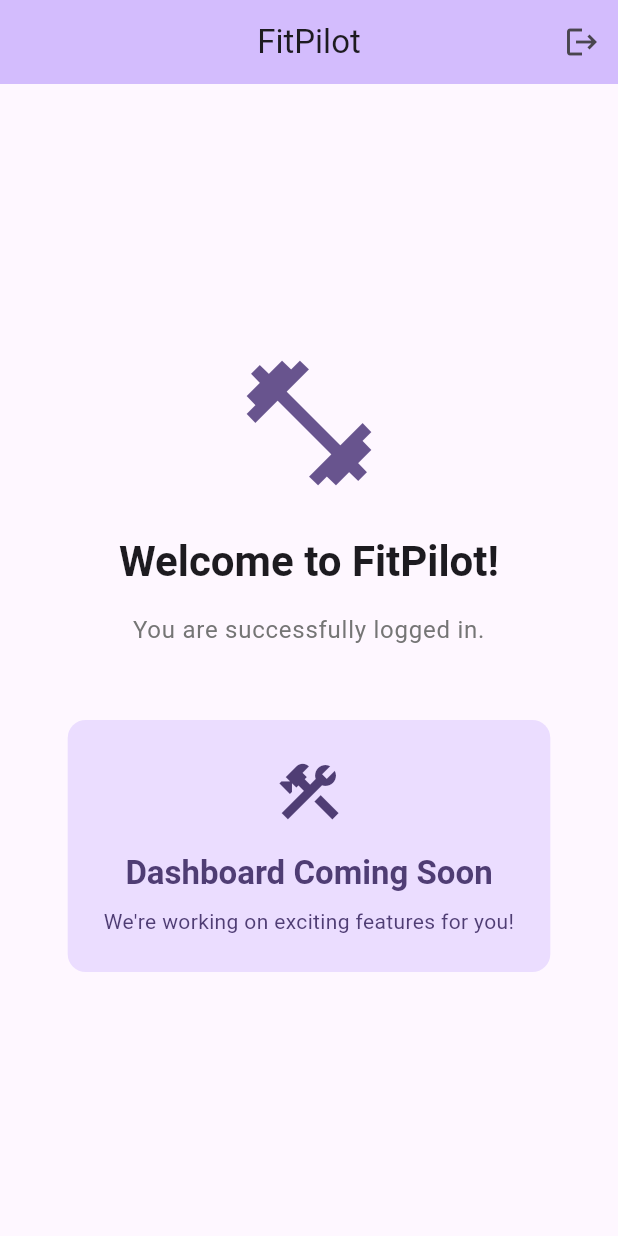
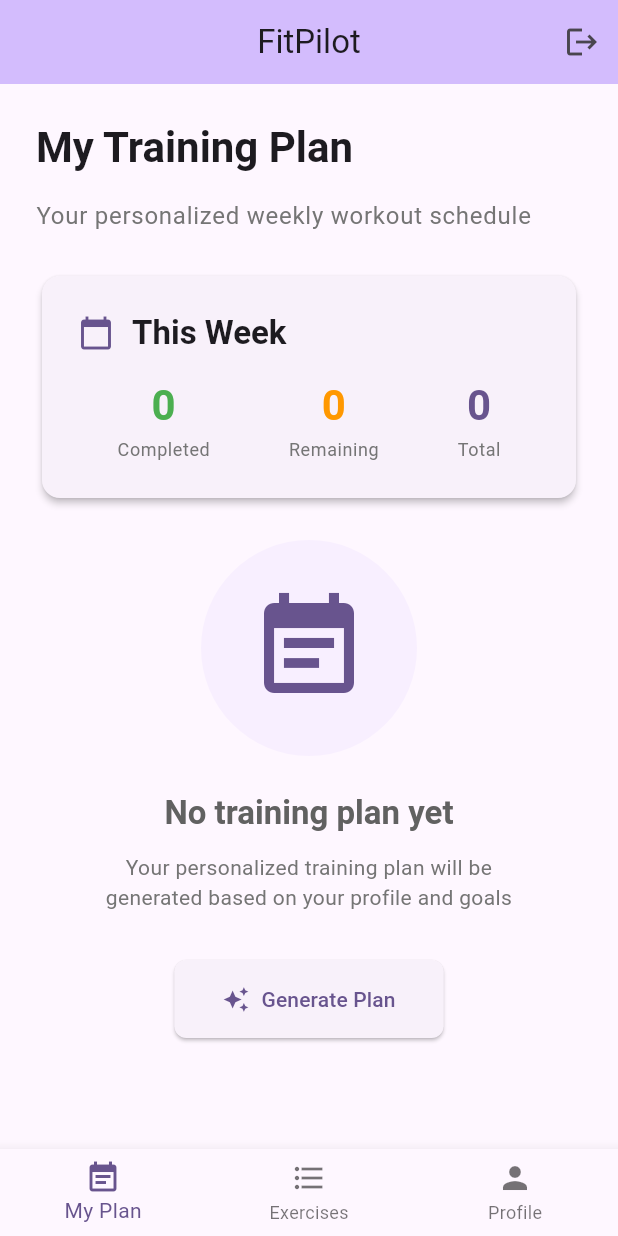
Before and after one commit to kmiszczynski/fitpilot, a Flutter app: the DashboardScreen screen opened by its route, on a phone screen of 412 x 824 dp. Run offline on Flutter 3.47's test engine with Material 3 defaults, Android fonts, the phone set to English and light mode, and no system bars; our stand-ins replace dartz, dio, equatable, flutter_secure_storage, font_awesome_flutter, freezed_annotation and 1 more; missing offline and left inert: amazon_cognito_identity_dart_2, flutter_appauth; accounts and stored records are empty.

Commit message:
added tabs on dashboard bottom.

```diff
--- a/lib/screens/dashboard_screen.dart
+++ b/lib/screens/dashboard_screen.dart
@@ -1,9 +1,11 @@
 import 'package:flutter/material.dart';
 import 'package:go_router/go_router.dart';
-import '../constants/app_constants.dart';
 import '../features/auth/data/datasources/auth_remote_datasource.dart';
 import '../features/auth/data/repositories/auth_repository_impl.dart';
 import '../features/auth/domain/repositories/auth_repository.dart';
+import 'my_plan_screen.dart';
+import 'exercise_list_screen.dart';
+import 'user_profile_screen.dart';
 
 class DashboardScreen extends StatefulWidget {
   const DashboardScreen({super.key});
@@ -14,6 +16,13 @@ class DashboardScreen extends StatefulWidget {
 
 class _DashboardScreenState extends State<DashboardScreen> {
   late final AuthRepository _authRepository;
+  int _selectedIndex = 0;
+
+  final List<Widget> _screens = const [
+    MyPlanScreen(),
+    ExerciseListScreen(),
+    UserProfileScreen(),
+  ];
 
   @override
   void initState() {
@@ -29,12 +38,31 @@ class _DashboardScreenState extends State<DashboardScreen> {
     context.go('/login');
   }
 
+  void _onItemTapped(int index) {
+    setState(() {
+      _selectedIndex = index;
+    });
+  }
+
+  String _getAppBarTitle() {
+    switch (_selectedIndex) {
+      case 0:
+        return 'FitPilot';
+      case 1:
+        return 'Exercises';
+      case 2:
+        return 'Profile';
+      default:
+        return 'FitPilot';
+    }
+  }
+
   @override
   Widget build(BuildContext context) {
     return Scaffold(
       appBar: AppBar(
         backgroundColor: Theme.of(context).colorScheme.inversePrimary,
-        title: const Text('FitPilot'),
+        title: Text(_getAppBarTitle()),
         actions: [
           IconButton(
             icon: const Icon(Icons.logout),
@@ -43,81 +71,24 @@ class _DashboardScreenState extends State<DashboardScreen> {
           ),
         ],
       ),
-      body: SafeArea(
-        child: Center(
-          child: Padding(
-            padding: const EdgeInsets.all(AppConstants.spacingLarge),
-            child: Column(
-              mainAxisAlignment: MainAxisAlignment.center,
-              children: [
-                Icon(
-                  Icons.fitness_center,
-                  size: 100,
-                  color: Theme.of(context).colorScheme.primary,
-                ),
-                const SizedBox(height: AppConstants.spacingLarge),
-
-                Text(
-                  'Welcome to FitPilot!',
-                  style: Theme.of(context).textTheme.headlineMedium?.copyWith(
-                        fontWeight: FontWeight.bold,
-                      ),
-                  textAlign: TextAlign.center,
-                ),
-                const SizedBox(height: AppConstants.spacingMedium),
-
-                Text(
-                  'You are successfully logged in.',
-                  style: Theme.of(context).textTheme.bodyLarge?.copyWith(
-                        color: Colors.grey[600],
-                      ),
-                  textAlign: TextAlign.center,
-                ),
-                const SizedBox(height: AppConstants.spacingXXLarge),
-
-                Container(
-                  padding: const EdgeInsets.all(AppConstants.spacingLarge),
-                  decoration: BoxDecoration(
-                    color: Theme.of(context).colorScheme.primaryContainer,
-                    borderRadius: BorderRadius.circular(
-                      AppConstants.borderRadiusLarge,
-                    ),
-                  ),
-                  child: Column(
-                    children: [
-                      Icon(
-                        Icons.construction,
-                        size: 48,
-                        color: Theme.of(context).colorScheme.onPrimaryContainer,
-                      ),
-                      const SizedBox(height: AppConstants.spacingMedium),
-
-                      Text(
-                        'Dashboard Coming Soon',
-                        style: Theme.of(context).textTheme.titleLarge?.copyWith(
-                              fontWeight: FontWeight.bold,
-                              color: Theme.of(context)
-                                  .colorScheme
-                                  .onPrimaryContainer,
-                            ),
-                      ),
-                      const SizedBox(height: 8),
-
-                      Text(
-                        'We\'re working on exciting features for you!',
-                        style: TextStyle(
-                          color:
-                              Theme.of(context).colorScheme.onPrimaryContainer,
-                        ),
-                        textAlign: TextAlign.center,
-                      ),
-                    ],
-                  ),
-                ),
-              ],
-            ),
+      body: _screens[_selectedIndex],
+      bottomNavigationBar: BottomNavigationBar(
+        currentIndex: _selectedIndex,
+        onTap: _onItemTapped,
+        items: const [
+          BottomNavigationBarItem(
+            icon: Icon(Icons.event_note),
+            label: 'My Plan',
           ),
-        ),
+          BottomNavigationBarItem(
+            icon: Icon(Icons.format_list_bulleted_outlined),
+            label: 'Exercises',
+          ),
+          BottomNavigationBarItem(
+            icon: Icon(Icons.person),
+            label: 'Profile',
+          ),
+        ],
       ),
     );
   }
--- /dev/null
+++ b/lib/screens/my_plan_screen.dart
@@ -0,0 +1,187 @@
+import 'package:flutter/material.dart';
+import '../constants/app_constants.dart';
+
+class MyPlanScreen extends StatelessWidget {
+  const MyPlanScreen({super.key});
+
+  @override
+  Widget build(BuildContext context) {
+    return Scaffold(
+      body: SafeArea(
+        child: SingleChildScrollView(
+          padding: const EdgeInsets.all(AppConstants.spacingLarge),
+          child: Column(
+            crossAxisAlignment: CrossAxisAlignment.start,
+            children: [
+              Text(
+                'My Training Plan',
+                style: Theme.of(context).textTheme.headlineMedium?.copyWith(
+                      fontWeight: FontWeight.bold,
+                    ),
+              ),
+              const SizedBox(height: AppConstants.spacingMedium),
+
+              Text(
+                'Your personalized weekly workout schedule',
+                style: Theme.of(context).textTheme.bodyLarge?.copyWith(
+                      color: Colors.grey[600],
+                    ),
+              ),
+              const SizedBox(height: AppConstants.spacingLarge),
+
+              // Weekly Overview Card
+              Card(
+                elevation: 2,
+                child: Padding(
+                  padding: const EdgeInsets.all(AppConstants.spacingLarge),
+                  child: Column(
+                    crossAxisAlignment: CrossAxisAlignment.start,
+                    children: [
+                      Row(
+                        children: [
+                          Icon(
+                            Icons.calendar_today,
+                            color: Theme.of(context).colorScheme.primary,
+                          ),
+                          const SizedBox(width: AppConstants.spacingSmall),
+                          Text(
+                            'This Week',
+                            style: Theme.of(context)
+                                .textTheme
+                                .titleLarge
+                                ?.copyWith(
+                                  fontWeight: FontWeight.bold,
+                                ),
+                          ),
+                        ],
+                      ),
+                      const SizedBox(height: AppConstants.spacingMedium),
+
+                      Row(
+                        mainAxisAlignment: MainAxisAlignment.spaceAround,
+                        children: [
+                          _StatCard(
+                            label: 'Completed',
+                            value: '0',
+                            color: Colors.green,
+                          ),
+                          _StatCard(
+                            label: 'Remaining',
+                            value: '0',
+                            color: Colors.orange,
+                          ),
+                          _StatCard(
+                            label: 'Total',
+                            value: '0',
+                            color: Theme.of(context).colorScheme.primary,
+                          ),
+                        ],
+                      ),
+                    ],
+                  ),
+                ),
+              ),
+              const SizedBox(height: AppConstants.spacingLarge),
+
+              // Placeholder for training plan
+              Center(
+                child: Column(
+                  mainAxisAlignment: MainAxisAlignment.center,
+                  children: [
+                    Container(
+                      padding: const EdgeInsets.all(AppConstants.spacingXLarge),
+                      decoration: BoxDecoration(
+                        color: Theme.of(context)
+                            .colorScheme
+                            .primaryContainer
+                            .withOpacity(0.3),
+                        shape: BoxShape.circle,
+                      ),
+                      child: Icon(
+                        Icons.event_note,
+                        size: 80,
+                        color: Theme.of(context).colorScheme.primary,
+                      ),
+                    ),
+                    const SizedBox(height: AppConstants.spacingLarge),
+
+                    Text(
+                      'No training plan yet',
+                      style: Theme.of(context).textTheme.titleLarge?.copyWith(
+                            color: Colors.grey[700],
+                            fontWeight: FontWeight.bold,
+                          ),
+                    ),
+                    const SizedBox(height: AppConstants.spacingSmall),
+
+                    Padding(
+                      padding: const EdgeInsets.symmetric(
+                        horizontal: AppConstants.spacingXLarge,
+                      ),
+                      child: Text(
+                        'Your personalized training plan will be generated based on your profile and goals',
+                        style: Theme.of(context).textTheme.bodyMedium?.copyWith(
+                              color: Colors.grey[600],
+                            ),
+                        textAlign: TextAlign.center,
+                      ),
+                    ),
+                    const SizedBox(height: AppConstants.spacingXLarge),
+
+                    ElevatedButton.icon(
+                      onPressed: () {
+                        // TODO: Generate training plan
+                      },
+                      icon: const Icon(Icons.auto_awesome),
+                      label: const Text('Generate Plan'),
+                      style: ElevatedButton.styleFrom(
+                        padding: const EdgeInsets.symmetric(
+                          horizontal: AppConstants.spacingXLarge,
+                          vertical: AppConstants.spacingMedium,
+                        ),
+                      ),
+                    ),
+                  ],
+                ),
+              ),
+            ],
+          ),
+        ),
+      ),
+    );
+  }
+}
+
+class _StatCard extends StatelessWidget {
+  final String label;
+  final String value;
+  final Color color;
+
+  const _StatCard({
+    required this.label,
+    required this.value,
+    required this.color,
+  });
+
+  @override
+  Widget build(BuildContext context) {
+    return Column(
+      children: [
+        Text(
+          value,
+          style: Theme.of(context).textTheme.headlineMedium?.copyWith(
+                fontWeight: FontWeight.bold,
+                color: color,
+              ),
+        ),
+        const SizedBox(height: 4),
+        Text(
+          label,
+          style: Theme.of(context).textTheme.bodySmall?.copyWith(
+                color: Colors.grey[600],
+              ),
+        ),
+      ],
+    );
+  }
+}
```
Also changed, not shown: lib/screens/exercise_list_screen.dart (added, +71 -0 lines), lib/screens/user_profile_screen.dart (added, +179 -0 lines).
